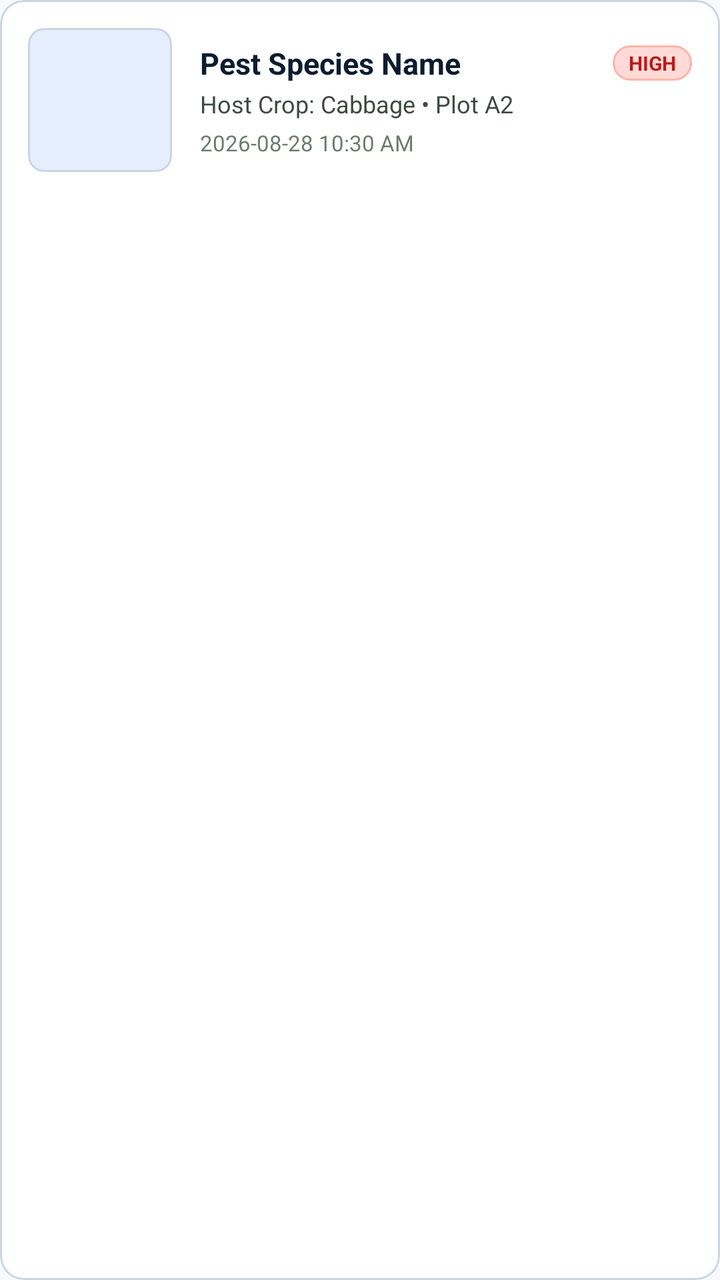
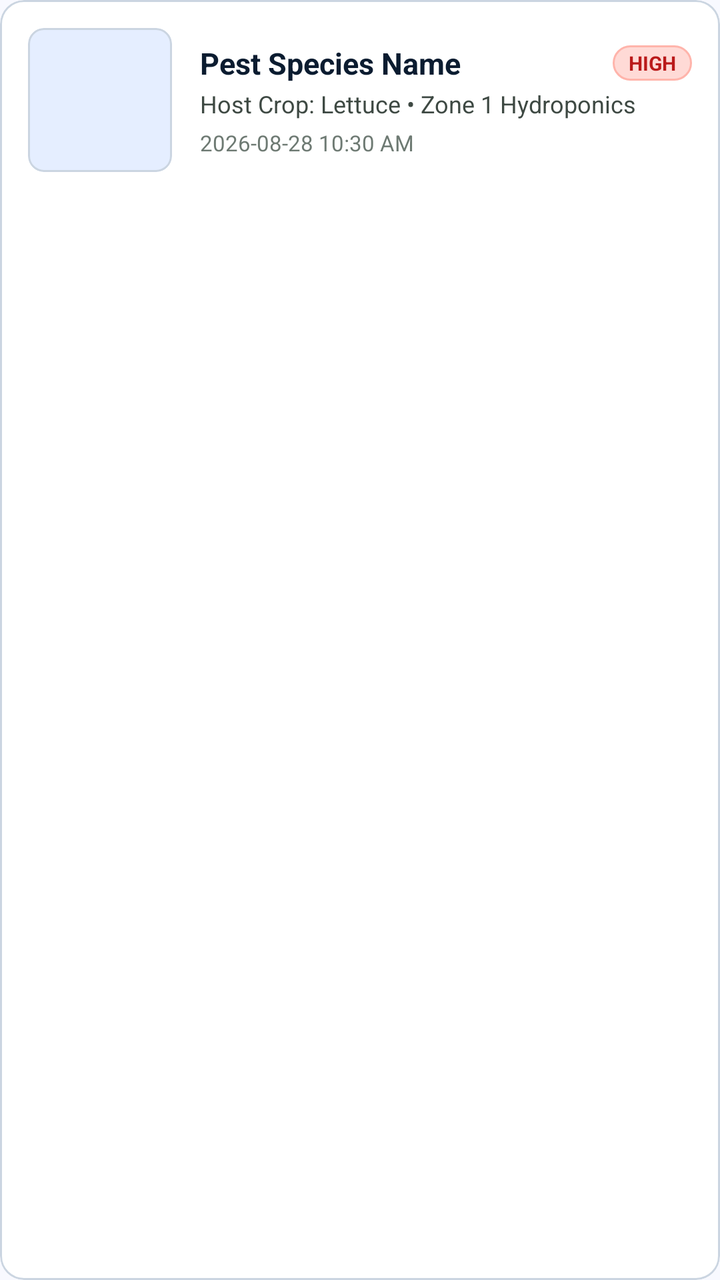

An Android layout rendered at two revisions. The XML below is the earlier revision; the diff shows what the commit changed to produce the second picture.
<!-- AndroidManifest.xml: application theme Theme.AgriMonitor -->
<!-- res/layout/item_history.xml -->
<?xml version="1.0" encoding="utf-8"?>
<com.google.android.material.card.MaterialCardView xmlns:android="http://schemas.android.com/apk/res/android"
    xmlns:app="http://schemas.android.com/apk/res-auto"
    android:id="@+id/cardHistoryItem"
    android:layout_width="match_parent"
    android:layout_height="wrap_content"
    android:layout_marginBottom="12dp"
    app:cardCornerRadius="12dp"
    app:cardElevation="0dp"
    app:strokeColor="@color/outline_variant"
    app:strokeWidth="1dp"
    app:cardBackgroundColor="@color/surface_container_lowest">

    <LinearLayout
        android:layout_width="match_parent"
        android:layout_height="wrap_content"
        android:orientation="horizontal"
        android:padding="14dp"
        android:gravity="center_vertical">

        
        <com.google.android.material.card.MaterialCardView
            android:layout_width="72dp"
            android:layout_height="72dp"
            app:cardCornerRadius="8dp"
            app:cardElevation="0dp"
            app:strokeColor="@color/outline_variant"
            app:strokeWidth="1dp"
            app:cardBackgroundColor="@color/surface_container">

            <ImageView
                android:id="@+id/ivHistoryThumbnail"
                android:layout_width="match_parent"
                android:layout_height="match_parent"
                android:scaleType="centerCrop"
                android:contentDescription="History Specimen Thumbnail" />
        </com.google.android.material.card.MaterialCardView>

        <LinearLayout
            android:layout_width="0dp"
            android:layout_height="wrap_content"
            android:layout_weight="1"
            android:layout_marginStart="14dp"
            android:orientation="vertical">

            <LinearLayout
                android:layout_width="match_parent"
                android:layout_height="wrap_content"
                android:gravity="center_vertical">

                <TextView
                    android:id="@+id/tvHistoryPestName"
                    android:layout_width="0dp"
                    android:layout_height="wrap_content"
                    android:layout_weight="1"
                    android:text="Pest Species Name"
                    android:textSize="15sp"
                    android:textStyle="bold"
                    android:textColor="@color/on_surface"
                    android:singleLine="true" />

                <TextView
                    android:id="@+id/tvHistorySeverity"
                    android:layout_width="wrap_content"
                    android:layout_height="wrap_content"
                    android:text="HIGH"
                    android:textSize="10sp"
                    android:textStyle="bold"
                    android:textColor="@color/error"
                    android:background="@drawable/bg_badge_error"
                    android:paddingHorizontal="8dp"
                    android:paddingVertical="2dp" />
            </LinearLayout>

            <TextView
                android:id="@+id/tvHistoryCropName"
                android:layout_width="wrap_content"
                android:layout_height="wrap_content"
                android:layout_marginTop="2dp"
                android:text="Host Crop: Cabbage • Plot A2"
                android:textSize="12sp"
                android:textColor="@color/on_surface_variant" />

            <TextView
                android:id="@+id/tvHistoryDate"
                android:layout_width="wrap_content"
                android:layout_height="wrap_content"
                android:layout_marginTop="4dp"
                android:text="2026-08-28 10:30 AM"
                android:textSize="11sp"
                android:textColor="@color/outline" />
        </LinearLayout>
    </LinearLayout>
</com.google.android.material.card.MaterialCardView>
<!-- resources referenced by this layout -->
<resources>
  <color name="error">#BA1A1A</color>
  <color name="on_surface">#0B1C30</color>
  <color name="on_surface_variant">#3E4943</color>
  <color name="outline">#6E7A73</color>
  <color name="outline_variant">#CBD5E1</color>
  <color name="surface_container">#E5EEFF</color>
  <color name="surface_container_lowest">#FFFFFF</color>
  <!-- drawable bg_badge_error (drawable) -->
  <?xml version="1.0" encoding="utf-8"?>
  <shape xmlns:android="http://schemas.android.com/apk/res/android"
      android:shape="rectangle">
      <solid android:color="@color/error_container" />
      <corners android:radius="16dp" />
      <stroke
          android:width="1dp"
          android:color="#FFB4AB" />
  </shape>
  <style name="Theme.AgriMonitor" parent="Theme.MaterialComponents.DayNight.NoActionBar">
          
          <item name="colorPrimary">@color/primary</item>
          <item name="colorPrimaryVariant">@color/primary_variant</item>
          <item name="colorOnPrimary">@color/on_primary</item>
          <item name="colorSecondary">@color/secondary</item>
          <item name="colorOnSecondary">@color/on_secondary</item>
          <item name="android:statusBarColor">@color/surface</item>
          <item name="android:windowLightStatusBar">true</item>
          <item name="android:windowBackground">@color/surface</item>
          <item name="android:textColorPrimary">@color/on_surface</item>
          <item name="android:textColorSecondary">@color/on_surface_variant</item>
      </style>
  <color name="error_container">#FFDAD6</color>
  <color name="primary">#005D42</color>
  <color name="primary_variant">#004530</color>
  <color name="on_primary">#FFFFFF</color>
  <color name="secondary">#006E2D</color>
  <color name="on_secondary">#FFFFFF</color>
  <color name="surface">#F8F9FF</color>
</resources>

<!-- the commit's change to res/layout/item_history.xml (unified diff, before → after) -->
@@ -77,7 +77,7 @@
                 android:layout_width="wrap_content"
                 android:layout_height="wrap_content"
                 android:layout_marginTop="2dp"
-                android:text="Host Crop: Cabbage • Plot A2"
+                android:text="Host Crop: Lettuce • Zone 1 Hydroponics"
                 android:textSize="12sp"
                 android:textColor="@color/on_surface_variant" />
 
